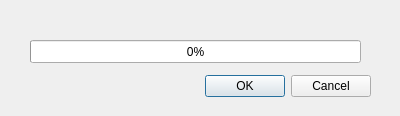
Old version of the form ui/processingdialog.ui in the repository BenJuan26/OpenSkyStacker.
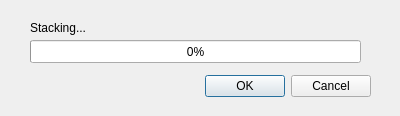
New version of the form.

Commit message: Fixed some issues with the processing dialog

Diff of the .ui file:
```diff
--- a/ui/processingdialog.ui
+++ b/ui/processingdialog.ui
@@ -52,7 +52,7 @@
     </rect>
    </property>
    <property name="text">
-    <string/>
+    <string>Stacking...</string>
    </property>
   </widget>
  </widget>
```
Left out of the diff: 2 changed lines with no effect on the pictures. The commit also changes 1 other file.
